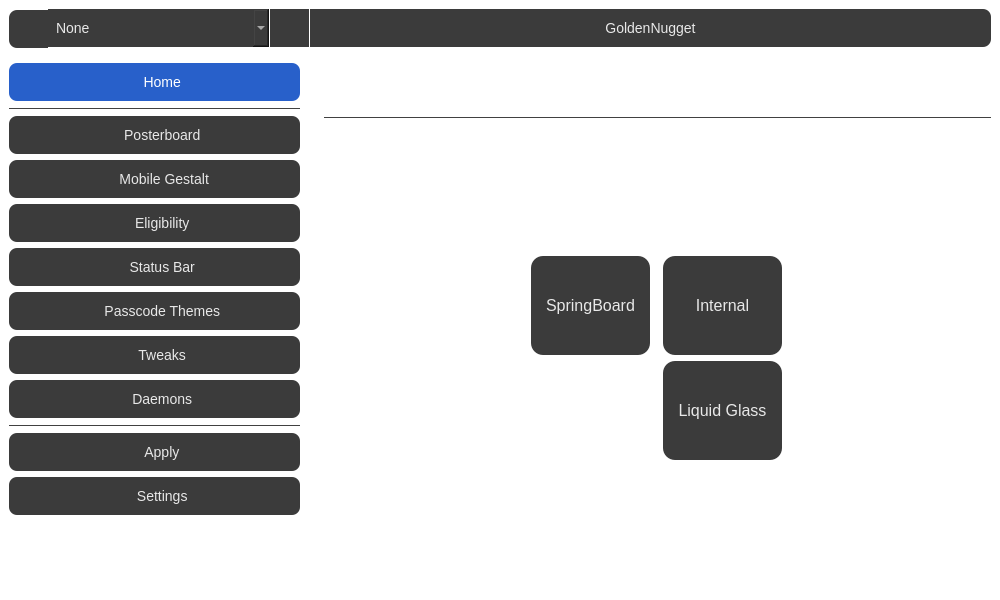
First picture: the form in src/qt/mainwindow.ui, repository MiniVoidyy/GoldenNugget-, before the edit.
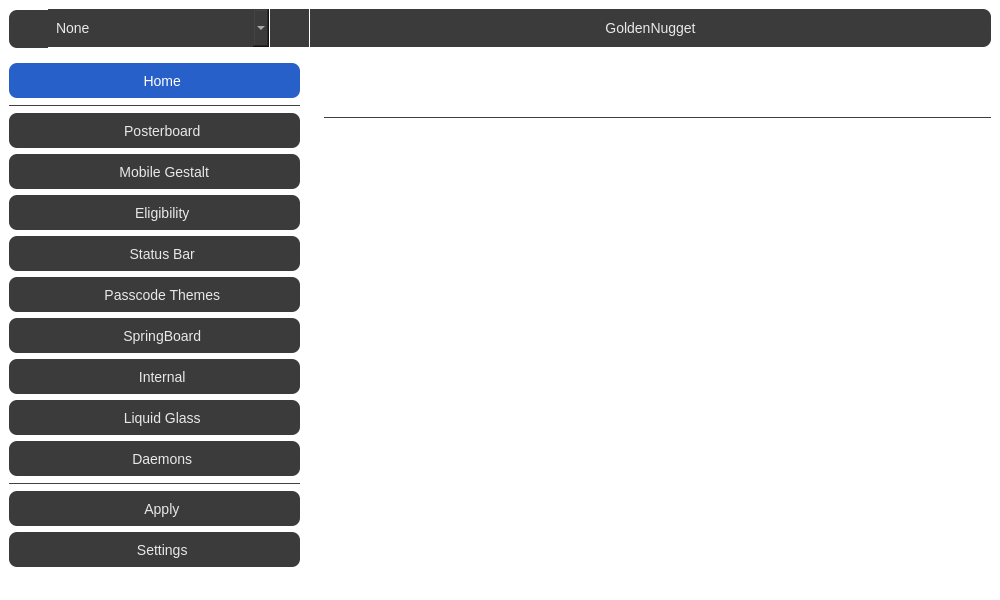
Second picture: the form after the edit. The open tabs and pages were chosen to show the change. Icons and pictures are not drawn.

Commit message: [QOL] Split tweaks to separate tabs

Patch:
```diff
--- a/src/qt/mainwindow.ui
+++ b/src/qt/mainwindow.ui
@@ -640,7 +640,7 @@
            </widget>
           </item>
           <item>
-           <widget class="QToolButton" name="tweaksPageBtn">
+           <widget class="QToolButton" name="springboardOptionsPageBtn">
             <property name="sizePolicy">
              <sizepolicy hsizetype="Expanding" vsizetype="Fixed">
               <horstretch>0</horstretch>
@@ -651,11 +651,75 @@
              <cursorShape>PointingHandCursor</cursorShape>
             </property>
             <property name="text">
-             <string>    Tweaks</string>
+             <string>    SpringBoard</string>
             </property>
             <property name="icon">
              <iconset resource="resources.qrc">
-              <normaloff>:/icon/ellipsis.svg</normaloff>:/icon/ellipsis.svg</iconset>
+              <normaloff>:/icon/app-indicator.svg</normaloff>:/icon/app-indicator.svg</iconset>
+            </property>
+            <property name="checkable">
+             <bool>true</bool>
+            </property>
+            <property name="autoExclusive">
+             <bool>true</bool>
+            </property>
+            <property name="toolButtonStyle">
+             <enum>Qt::ToolButtonTextBesideIcon</enum>
+            </property>
+            <property name="cls" stdset="0">
+             <string notr="true">sidebarBtn</string>
+            </property>
+           </widget>
+          </item>
+          <item>
+           <widget class="QToolButton" name="internalOptionsPageBtn">
+            <property name="sizePolicy">
+             <sizepolicy hsizetype="Expanding" vsizetype="Fixed">
+              <horstretch>0</horstretch>
+              <verstretch>0</verstretch>
+             </sizepolicy>
+            </property>
+            <property name="cursor">
+             <cursorShape>PointingHandCursor</cursorShape>
+            </property>
+            <property name="text">
+             <string>    Internal</string>
+            </property>
+            <property name="icon">
+             <iconset resource="resources.qrc">
+              <normaloff>:/icon/hdd.svg</normaloff>:/icon/hdd.svg</iconset>
+            </property>
+            <property name="checkable">
+             <bool>true</bool>
+            </property>
+            <property name="autoExclusive">
+             <bool>true</bool>
+            </property>
+            <property name="toolButtonStyle">
+             <enum>Qt::ToolButtonTextBesideIcon</enum>
+            </property>
+            <property name="cls" stdset="0">
+             <string notr="true">sidebarBtn</string>
+            </property>
+           </widget>
+          </item>
+          <item>
+           <widget class="QToolButton" name="liquidGlassPageBtn">
+            <property name="sizePolicy">
+             <sizepolicy hsizetype="Expanding" vsizetype="Fixed">
+              <horstretch>0</horstretch>
+              <verstretch>0</verstretch>
+             </sizepolicy>
+            </property>
+            <property name="cursor">
+             <cursorShape>PointingHandCursor</cursorShape>
+            </property>
+            <property name="text">
+             <string>    Liquid Glass</string>
+            </property>
+            <property name="icon">
+             <iconset resource="resources.qrc">
+              <normaloff>:/icon/liquid-glass.svg</normaloff>:/icon/liquid-glass.svg</iconset>
             </property>
             <property name="checkable">
              <bool>true</bool>
@@ -10273,108 +10337,6 @@
                     <property name="bottomMargin">
                      <number>5</number>
                     </property>
-                    <item row="0" column="0">
-                     <widget class="QToolButton" name="springboardOptionsPageBtn">
-                      <property name="sizePolicy">
-                       <sizepolicy hsizetype="Fixed" vsizetype="Fixed">
-                        <horstretch>0</horstretch>
-                        <verstretch>0</verstretch>
-                       </sizepolicy>
-                      </property>
-                      <property name="minimumSize">
-                       <size>
-                        <width>116</width>
-                        <height>96</height>
-                       </size>
-                      </property>
-                      <property name="cursor">
-                       <cursorShape>PointingHandCursor</cursorShape>
-                      </property>
-                      <property name="text">
-                       <string>SpringBoard</string>
-                      </property>
-                      <property name="icon">
-                       <iconset resource="resources.qrc">
-                        <normaloff>:/icon/app-indicator.svg</normaloff>:/icon/app-indicator.svg</iconset>
-                      </property>
-                      <property name="iconSize">
-                       <size>
-                        <width>36</width>
-                        <height>36</height>
-                       </size>
-                      </property>
-                      <property name="checkable">
-                       <bool>false</bool>
-                      </property>
-                      <property name="autoExclusive">
-                       <bool>false</bool>
-                      </property>
-                      <property name="toolButtonStyle">
-                       <enum>Qt::ToolButtonTextUnderIcon</enum>
-                      </property>
-                      <property name="cls" stdset="0">
-                       <string notr="true">miscBtn</string>
-                      </property>
-                     </widget>
-                    </item>
-                    <item row="0" column="2">
-                     <widget class="QToolButton" name="internalOptionsPageBtn">
-                      <property name="sizePolicy">
-                       <sizepolicy hsizetype="Fixed" vsizetype="Fixed">
-                        <horstretch>0</horstretch>
-                        <verstretch>0</verstretch>
-                       </sizepolicy>
-                      </property>
-                      <property name="cursor">
-                       <cursorShape>PointingHandCursor</cursorShape>
-                      </property>
-                      <property name="text">
-                       <string>Internal</string>
-                      </property>
-                      <property name="icon">
-                       <iconset resource="resources.qrc">
-                        <normaloff>:/icon/hdd.svg</normaloff>:/icon/hdd.svg</iconset>
-                      </property>
-                      <property name="checkable">
-                       <bool>false</bool>
-                      </property>
-                      <property name="autoExclusive">
-                       <bool>false</bool>
-                      </property>
-                      <property name="toolButtonStyle">
-                       <enum>Qt::ToolButtonTextUnderIcon</enum>
-                      </property>
-                      <property name="cls" stdset="0">
-                       <string notr="true">miscBtn</string>
-                      </property>
-                     </widget>
-                    </item>
-                    <item row="1" column="2">
-                     <widget class="QToolButton" name="liquidGlassPageBtn">
-                      <property name="cursor">
-                       <cursorShape>PointingHandCursor</cursorShape>
-                      </property>
-                      <property name="text">
-                       <string>Liquid Glass</string>
-                      </property>
-                      <property name="icon">
-                       <iconset resource="resources.qrc">
-                        <normaloff>:/icon/liquid-glass.svg</normaloff>:/icon/liquid-glass.svg</iconset>
-                      </property>
-                      <property name="checkable">
-                       <bool>false</bool>
-                      </property>
-                      <property name="autoExclusive">
-                       <bool>false</bool>
-                      </property>
-                      <property name="toolButtonStyle">
-                       <enum>Qt::ToolButtonTextUnderIcon</enum>
-                      </property>
-                      <property name="cls" stdset="0">
-                       <string notr="true">miscBtn</string>
-                      </property>
-                     </widget>
-                    </item>
                    </layout>
                   </widget>
                  </item>
```
The commit also changes 3 other files.
